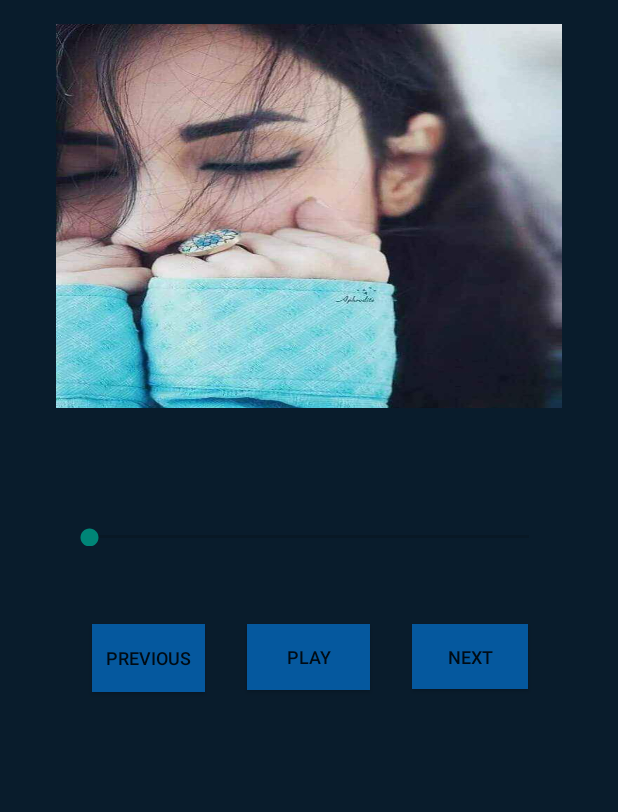
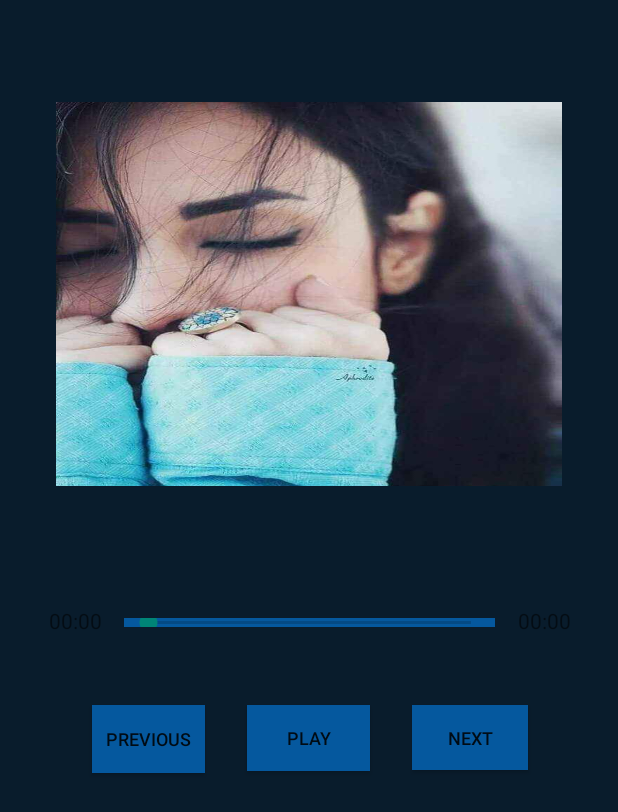
Before and after one commit to Rozogar/Aryanna_Sayeed, an Android app built with Jetpack Compose: the Show screen opened directly, with no data from a screen before it, on a phone screen of 412 x 824 dp. Shown: the top 812 px of the screen. Run offline under Robolectric (Android 15) with nearby library versions, the phone set to English and light mode, and no system bars.

Commit message:
Adding the start time and the total time of the each songs inside my application.

```diff
--- a/app/src/main/res/layout/activity_show.xml
+++ b/app/src/main/res/layout/activity_show.xml
@@ -49,7 +49,7 @@
         android:id="@+id/img"
         android:layout_width="337dp"
         android:layout_height="256dp"
-        android:layout_marginTop="16dp"
+        android:layout_marginTop="68dp"
         android:scaleType="fitXY"
         app:layout_constraintEnd_toEndOf="parent"
         app:layout_constraintStart_toStartOf="parent"
@@ -58,9 +58,13 @@
 
     <SeekBar
         android:id="@+id/seek"
-        android:layout_width="325dp"
-        android:layout_height="12dp"
-        android:layout_marginTop="20dp"
+        android:layout_width="247dp"
+        android:layout_height="6dp"
+        android:layout_marginTop="28dp"
+        android:background="#05589E"
+        android:foregroundTint="#D30E0E"
+        android:progress="0"
+        android:progressTint="#C33939"
         app:layout_constraintEnd_toEndOf="parent"
         app:layout_constraintStart_toStartOf="parent"
         app:layout_constraintTop_toBottomOf="@+id/txt1" />
@@ -77,4 +81,26 @@
         app:layout_constraintStart_toStartOf="parent"
         app:layout_constraintTop_toBottomOf="@+id/img" />
 
+    <TextView
+        android:id="@+id/txtstart"
+        android:layout_width="41dp"
+        android:layout_height="16dp"
+        android:layout_marginTop="20dp"
+        android:layout_marginEnd="12dp"
+        android:text="00:00"
+        android:textAlignment="center"
+        app:layout_constraintEnd_toStartOf="@+id/seek"
+        app:layout_constraintTop_toBottomOf="@+id/txt1" />
+
+    <TextView
+        android:id="@+id/txtendtime"
+        android:layout_width="41dp"
+        android:layout_height="16dp"
+        android:layout_marginStart="12dp"
+        android:layout_marginTop="20dp"
+        android:text="00:00"
+        android:textAlignment="center"
+        app:layout_constraintStart_toEndOf="@+id/seek"
+        app:layout_constraintTop_toBottomOf="@+id/txt1" />
+
 </androidx.constraintlayout.widget.ConstraintLayout>
```
Also changed, not shown: app/src/main/java/com/rozogar/aryanna/ui/theme/Show.java (+29 -1 lines).
